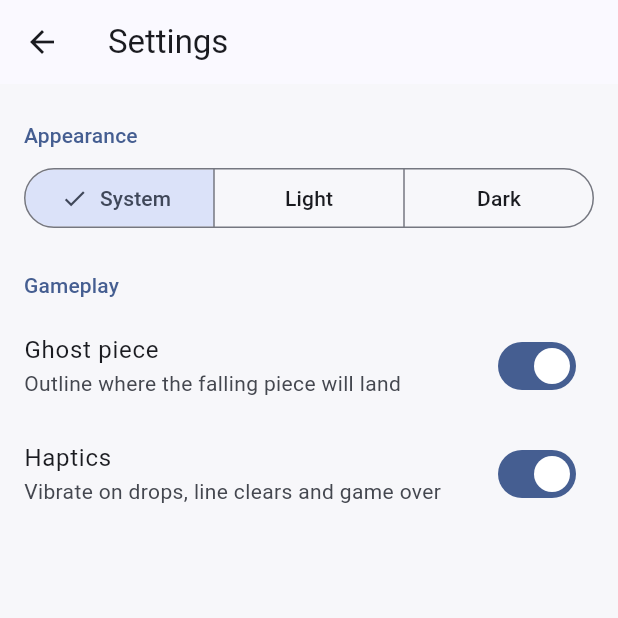
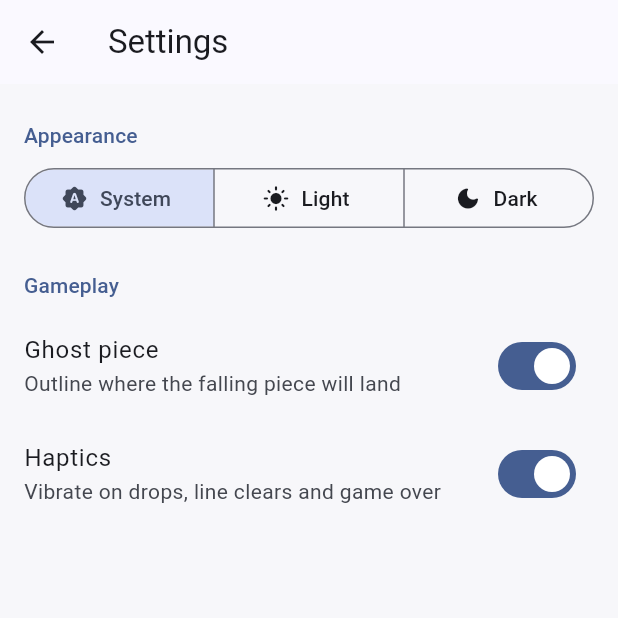
Before and after one commit to shelton15/tetris, a Flutter app: the screen it shows after launch, after a tap on the "settings" icon, on a phone screen of 412 x 824 dp, the top half of it. Run offline on Flutter 3.47's test engine with Material 3 defaults, Android fonts, the phone set to English and light mode, and no system bars; our stand-ins replace cupertino_ui, material_ui, shared_preferences.

Commit message:
added icons to appearance toggle

```diff
--- a/lib/settings/settings_screen.dart
+++ b/lib/settings/settings_screen.dart
@@ -14,6 +14,19 @@ class SettingsScreen extends StatelessWidget {
     ThemeMode.system: 'Automatic',
     ThemeMode.light: 'Light',
     ThemeMode.dark: 'Dark',
+  };
+
+  /// Icons that show what each appearance does: half-filled for "follows
+  /// the device", sun for light, moon for dark.
+  static const _themeIconsApple = {
+    ThemeMode.system: CupertinoIcons.circle_lefthalf_fill,
+    ThemeMode.light: CupertinoIcons.sun_max_fill,
+    ThemeMode.dark: CupertinoIcons.moon_fill,
+  };
+  static const _themeIconsMaterial = {
+    ThemeMode.system: Icons.brightness_auto_rounded,
+    ThemeMode.light: Icons.light_mode_rounded,
+    ThemeMode.dark: Icons.dark_mode_rounded,
   };
 
   static const _ghostHint = 'Outline where the falling piece will land';
@@ -54,7 +67,24 @@ class SettingsScreen extends StatelessWidget {
                         onValueChanged: (mode) {
                           if (mode != null) settings.themeMode = mode;
                         },
-                        children: {for (final e in _themeLabels.entries) e.key: Text(e.value)},
+                        children: {
+                          for (final e in _themeLabels.entries)
+                            e.key: Padding(
+                              padding: const EdgeInsets.symmetric(vertical: 6),
+                              // Shrinks rather than clipping at large text sizes.
+                              child: FittedBox(
+                                fit: BoxFit.scaleDown,
+                                child: Row(
+                                  mainAxisSize: MainAxisSize.min,
+                                  children: [
+                                    Icon(_themeIconsApple[e.key], size: 17),
+                                    const SizedBox(width: 6),
+                                    Text(e.value),
+                                  ],
+                                ),
+                              ),
+                            ),
+                        },
                       ),
                     ),
                   ),
@@ -102,11 +132,17 @@ class SettingsScreen extends StatelessWidget {
           Padding(
             padding: const EdgeInsets.symmetric(horizontal: 16),
             child: SegmentedButton<ThemeMode>(
+              // Keep each mode's own icon instead of swapping in a checkmark.
+              showSelectedIcon: false,
               selected: {settings.themeMode},
               onSelectionChanged: (s) => settings.themeMode = s.single,
               segments: [
                 for (final e in _themeLabels.entries)
-                  ButtonSegment(value: e.key, label: Text(e.key == ThemeMode.system ? 'System' : e.value)),
+                  ButtonSegment(
+                    value: e.key,
+                    icon: Icon(_themeIconsMaterial[e.key]),
+                    label: Text(e.key == ThemeMode.system ? 'System' : e.value),
+                  ),
               ],
             ),
           ),
```
